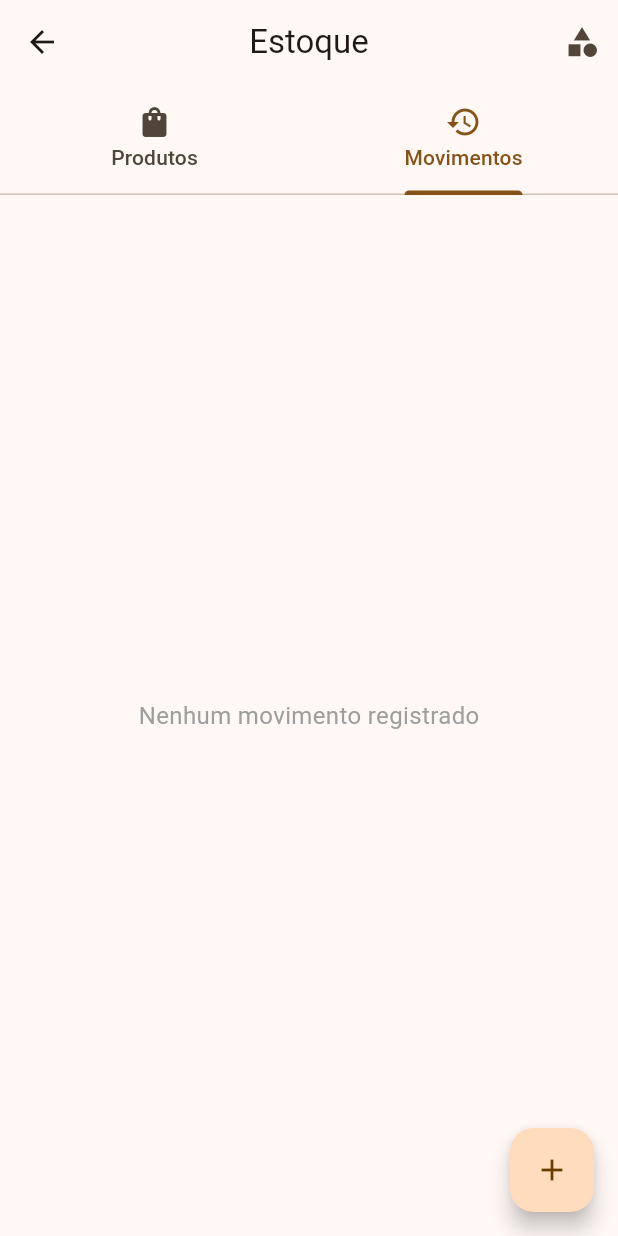
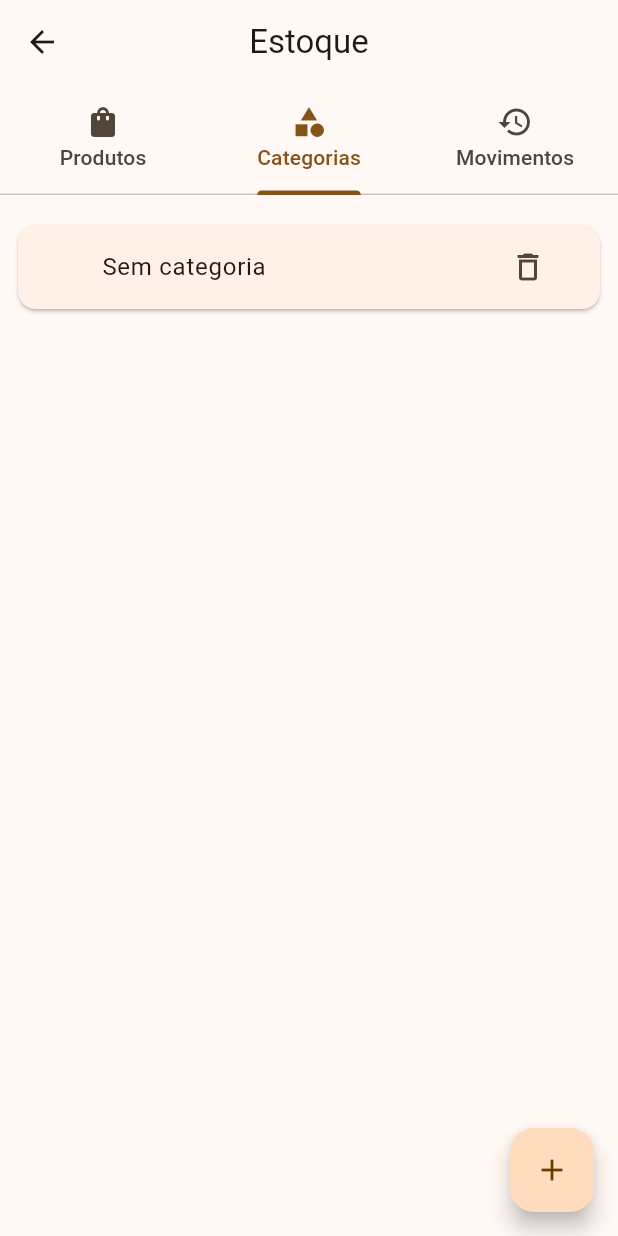
Before and after one commit to davicardoso5524/contador_app, a Flutter app: the StockPage screen opened directly, tab 2 chosen, on a phone screen of 412 x 824 dp. Run offline on Flutter 3.47's test engine with Material 3 defaults, Android fonts, the phone set to English and light mode, and no system bars; our stand-ins replace pdf, share_plus, shared_preferences; accounts and stored records are empty.

Commit message:
feat(stock): add categories management tab in stock page

```diff
--- a/lib/pages/stock_page.dart
+++ b/lib/pages/stock_page.dart
@@ -26,7 +26,7 @@ class _StockPageState extends State<StockPage> with TickerProviderStateMixin {
   @override
   void initState() {
     super.initState();
-    _tabController = TabController(length: 2, vsync: this);
+    _tabController = TabController(length: 3, vsync: this);
     _loadData();
   }
 
@@ -95,13 +95,42 @@ class _StockPageState extends State<StockPage> with TickerProviderStateMixin {
     }
   }
 
-  Future<void> _openCategoryEditor() async {
+  Future<void> _openCategoryEditor({Category? category}) async {
     final result = await Navigator.of(context).push<Category>(
-      MaterialPageRoute(builder: (_) => const CategoryEditorPage()),
+      MaterialPageRoute(builder: (_) => CategoryEditorPage(category: category)),
     );
 
-    // Se uma categoria foi criada, recarrega dados
+    // Se uma categoria foi criada ou editada, recarrega dados
     if (result != null) {
+      _loadData();
+    }
+  }
+
+  Future<void> _deleteCategory(Category category) async {
+    final confirmed = await showDialog<bool>(
+      context: context,
+      builder: (_) => AlertDialog(
+        title: const Text('Deletar Categoria?'),
+        content: Text(
+          'Tem certeza que deseja deletar "${category.name}"? '
+          'Os produtos não serão deletados.',
+        ),
+        actions: [
+          TextButton(
+            onPressed: () => Navigator.pop(context, false),
+            child: const Text('Cancelar'),
+          ),
+          ElevatedButton(
+            onPressed: () => Navigator.pop(context, true),
+            style: ElevatedButton.styleFrom(backgroundColor: Colors.red),
+            child: const Text('Deletar', style: TextStyle(color: Colors.white)),
+          ),
+        ],
+      ),
+    );
+
+    if (confirmed == true) {
+      await _inventoryService.deleteCategory(category.id);
       _loadData();
     }
   }
@@ -117,16 +146,10 @@ class _StockPageState extends State<StockPage> with TickerProviderStateMixin {
           controller: _tabController,
           tabs: const [
             Tab(text: 'Produtos', icon: Icon(Icons.shopping_bag)),
+            Tab(text: 'Categorias', icon: Icon(Icons.category)),
             Tab(text: 'Movimentos', icon: Icon(Icons.history)),
           ],
         ),
-        actions: [
-          IconButton(
-            onPressed: _openCategoryEditor,
-            icon: const Icon(Icons.category),
-            tooltip: 'Criar Categoria',
-          ),
-        ],
       ),
       body: _loading
           ? const Center(child: CircularProgressIndicator())
@@ -135,7 +158,9 @@ class _StockPageState extends State<StockPage> with TickerProviderStateMixin {
               children: [
                 // Aba 1: Produtos
                 _buildProductsTab(),
-                // Aba 2: Movimentos
+                // Aba 2: Categorias
+                _buildCategoriesTab(),
+                // Aba 3: Movimentos
                 _buildMovementsTab(),
               ],
             ),
@@ -223,6 +248,45 @@ class _StockPageState extends State<StockPage> with TickerProviderStateMixin {
             ),
         ],
       ),
+    );
+  }
+
+  /// Constrói a aba de Categorias (gerenciamento de categorias)
+  Widget _buildCategoriesTab() {
+    return SafeArea(
+      child: _categories.isEmpty
+          ? const Center(
+              child: Text(
+                'Nenhuma categoria criada',
+                style: TextStyle(color: Colors.grey, fontSize: 16),
+              ),
+            )
+          : ListView.builder(
+              padding: const EdgeInsets.all(12),
+              itemCount: _categories.length,
+              itemBuilder: (context, index) {
+                final category = _categories[index];
+                return Card(
+                  margin: const EdgeInsets.symmetric(vertical: 8),
+                  child: ListTile(
+                    leading: Container(
+                      width: 24,
+                      height: 24,
+                      decoration: BoxDecoration(
+                        color: category.getColor(),
+                        borderRadius: BorderRadius.circular(4),
+                      ),
+                    ),
+                    title: Text(category.name),
+                    trailing: IconButton(
+                      icon: const Icon(Icons.delete_outline),
+                      onPressed: () => _deleteCategory(category),
+                    ),
+                    onTap: () => _openCategoryEditor(category: category),
+                  ),
+                );
+              },
+            ),
     );
   }
 
```
